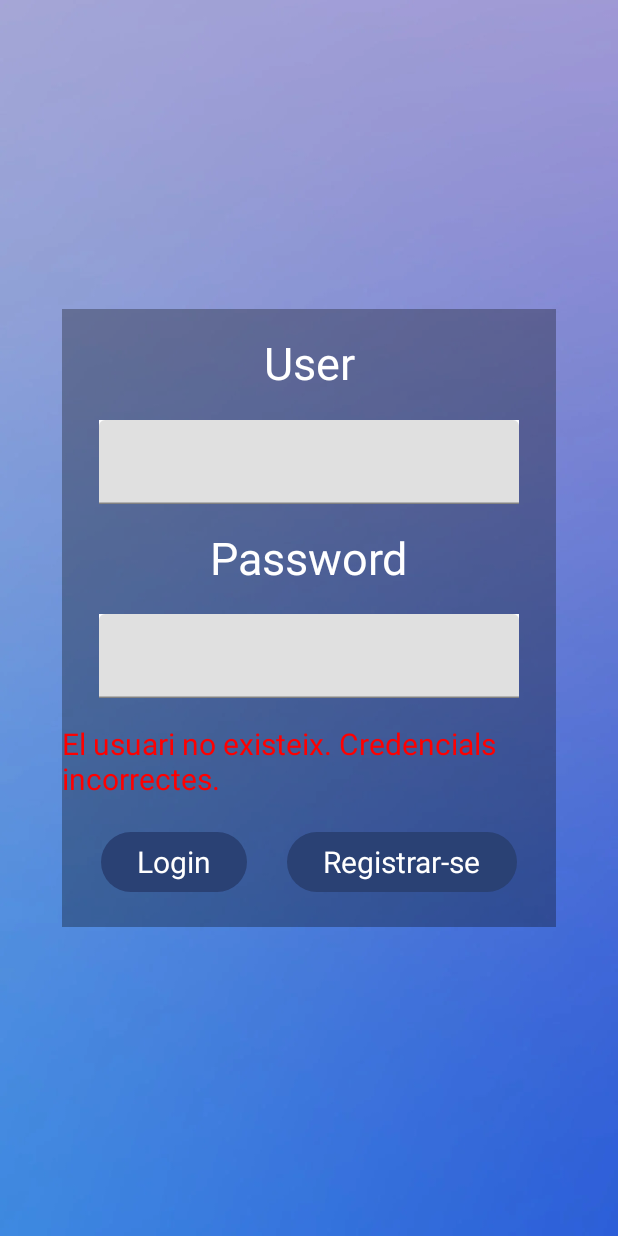
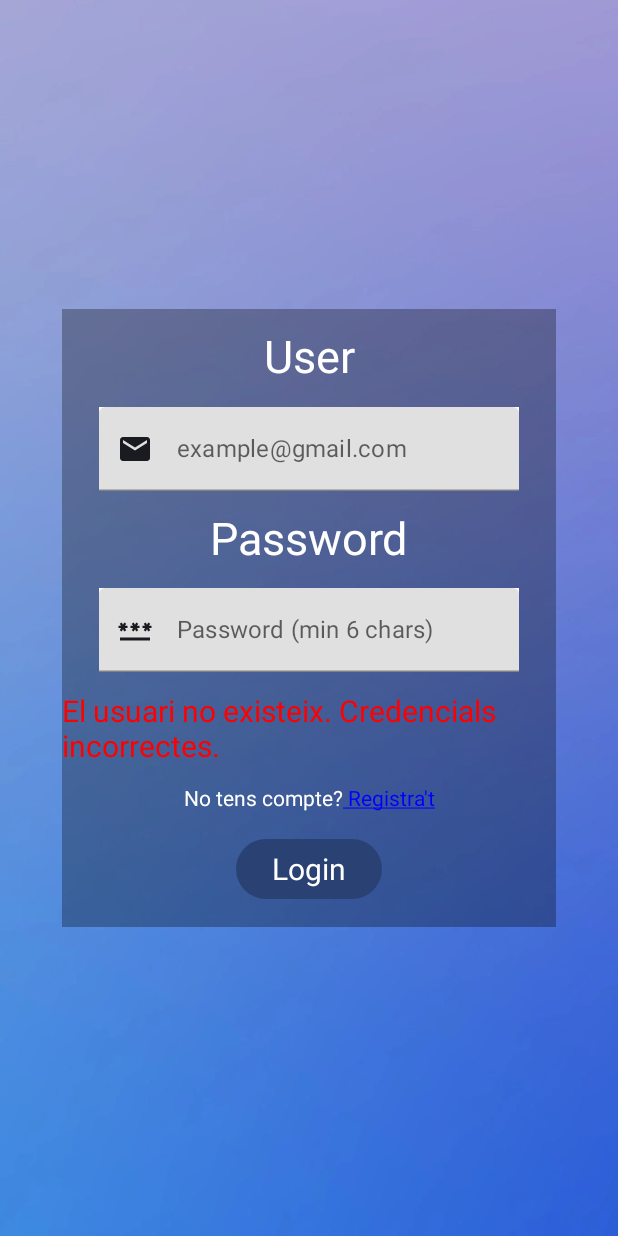
Before and after one commit to OmarIdrisT/MapsApp, an Android app built with Jetpack Compose: the screen it shows after launch (MainActivity), after a tap on "Login", on a phone screen of 412 x 824 dp. Run offline under Robolectric (Android 15) with nearby library versions, the phone set to English and light mode, and no system bars; our stand-ins replace Firebase (no records; nobody signed in at launch, a user with empty details on screens opened directly), livedata-compose.

Commit message:
Arreglar login, añadir edit de marcadores y acabar database de markers + users

```diff
--- a/app/src/main/java/com/example/mapsapp/firebase/FirebaseRepository.kt
+++ b/app/src/main/java/com/example/mapsapp/firebase/FirebaseRepository.kt
@@ -18,9 +18,12 @@ class FirebaseRepository {
     private val _goToNext = MutableLiveData<Boolean>()
     val goToNext = _goToNext
     private val _userId = MutableLiveData<String>()
+    val userId = _userId
     private val _loggedUser = MutableLiveData<String>()
     private val _loginFail = MutableLiveData<Boolean>()
     val loginFail = _loginFail
+    private val _registerFail = MutableLiveData<Boolean>()
+    val registerFail = _registerFail
 
 
     fun addUser(user: User) {
@@ -89,10 +92,12 @@ class FirebaseRepository {
             .addOnCompleteListener {task ->
                 if (task.isSuccessful) {
                     _goToNext.value = true
-                } else {
-                    _goToNext.value = false
-                    Log.d("Error", "Error creating user: ${task.result}")
+                    _registerFail.value = false
                 }
+            }
+            .addOnFailureListener {
+                _goToNext.value = false
+                _registerFail.value = true
             }
     }
 
@@ -104,12 +109,10 @@ class FirebaseRepository {
                     _loggedUser.value = task.result.user?.email?.split("@")?.get(0)
                     _goToNext.value = true
                     _loginFail.value = false
-                } else {
-                    _goToNext.value = false
-                    Log.d("Error", "Error signing in: ${task.result}")
                 }
             }
-            .addOnFailureListener { task ->
+            .addOnFailureListener {
+                _goToNext.value = false
                 _loginFail.value = true
             }
     }
--- a/app/src/main/java/com/example/mapsapp/firebase/firebasemodels/MarkerData.kt
+++ b/app/src/main/java/com/example/mapsapp/firebase/firebasemodels/MarkerData.kt
@@ -2,11 +2,23 @@ package com.example.mapsapp.firebase.firebasemodels
 
 import com.google.android.gms.maps.model.LatLng
 
-data class MarkerData(
-    val userId: String,
-    var markerId: String?,
-    val title: String,
-    var position: LatLng,
-    val description: String,
-    val type: String,
-    val images: MutableList<String> )
+class MarkerData {
+    var userId: String = ""
+    var markerId: String? = ""
+    var title: String = ""
+    var position: LatLng = LatLng(0.0,0.0)
+    var description: String = ""
+    var type: String = ""
+    var images: MutableList<String> = mutableListOf()
+    constructor()
+
+    constructor(userId: String, markerId: String?, title: String, position: LatLng, description: String, type: String, images: MutableList<String>) {
+        this.userId = userId
+        this.markerId = markerId
+        this.title = title
+        this.position = position
+        this.description = description
+        this.type = type
+        this.images = images
+    }
+}
--- a/app/src/main/java/com/example/mapsapp/view/LoginScreen.kt
+++ b/app/src/main/java/com/example/mapsapp/view/LoginScreen.kt
@@ -2,6 +2,7 @@ package com.example.mapsapp.view
 
 import androidx.compose.foundation.Image
 import androidx.compose.foundation.background
+import androidx.compose.foundation.clickable
 import androidx.compose.foundation.layout.Arrangement
 import androidx.compose.foundation.layout.Box
 import androidx.compose.foundation.layout.Column
@@ -11,31 +12,36 @@ import androidx.compose.foundation.layout.fillMaxSize
 import androidx.compose.foundation.layout.fillMaxWidth
 import androidx.compose.material.Text
 import androidx.compose.material.TextField
+import androidx.compose.material.icons.Icons
+import androidx.compose.material.icons.filled.Email
+import androidx.compose.material.icons.filled.Password
 import androidx.compose.material3.Button
+import androidx.compose.material3.Icon
 import androidx.compose.runtime.Composable
 import androidx.compose.runtime.getValue
 import androidx.compose.runtime.livedata.observeAsState
 import androidx.compose.ui.Alignment
 import androidx.compose.ui.Modifier
-import androidx.compose.ui.draw.alpha
 import androidx.compose.ui.graphics.Color
 import androidx.compose.ui.layout.ContentScale
 import androidx.compose.ui.res.painterResource
 import androidx.compose.ui.text.input.PasswordVisualTransformation
+import androidx.compose.ui.text.style.TextDecoration
 import androidx.compose.ui.unit.sp
 import androidx.navigation.NavController
-import com.bumptech.glide.integration.compose.placeholder
 import com.example.mapsapp.R
-import com.example.mapsapp.navigation.Routes
 import com.example.mapsapp.viewmodel.MyViewModel
 
 
 @Composable
 fun LoginScreen(navController: NavController, myViewModel: MyViewModel) {
-    val user by myViewModel.userTextfield.observeAsState("")
-    val pass by myViewModel.passTextField.observeAsState("")
+    val userTextfield by myViewModel.userTextfield.observeAsState("")
+    val passTextfield by myViewModel.passTextField.observeAsState("")
+    val userId by myViewModel.repository.userId.observeAsState()
     val goNext by myViewModel.repository.goToNext.observeAsState(false)
     val loginFail by myViewModel.repository.loginFail.observeAsState()
+    val registerFail by myViewModel.repository.registerFail.observeAsState()
+    val registerMode by myViewModel.registerMode.observeAsState(false)
 
     Image(
         painter = painterResource(id = R.drawable.fondo),
@@ -62,39 +68,53 @@ fun LoginScreen(navController: NavController, myViewModel: MyViewModel) {
                Text(text = "User", color = Color.White, fontSize = 30.sp)
                 TextField(
                     modifier = Modifier.background(Color.White),
-                    placeholder = { "example@gmail.com" },
-                    value = user!!,
+                    leadingIcon = {Icon(imageVector = Icons.Default.Email, contentDescription = null)},
+                    placeholder = { Text("example@gmail.com") },
+                    value = userTextfield!!,
                     onValueChange = { myViewModel.changeUserTextfield(it) }
                 )
                 Text(text = "Password", color = Color.White, fontSize = 30.sp)
                 TextField(
                     modifier = Modifier.background(Color.White),
-                    value = pass!!,
-                    placeholder = { "Password (min 6 chars)" },
+                    value = passTextfield!!,
+                    leadingIcon = {Icon(imageVector = Icons.Default.Password, contentDescription = null)},
+                    label = { Text("Password (min 6 chars)") },
                     visualTransformation = PasswordVisualTransformation(),
                     onValueChange = { myViewModel.changePassTextfield(it) }
                 )
                 if (loginFail == true) {
                     Text(text = "El usuari no existeix. Credencials incorrectes.", color = Color.Red, fontSize = 20.sp)
+                    myViewModel.changeUserTextfield("")
+                    myViewModel.changePassTextfield("")
                 }
-                Row(modifier = Modifier.fillMaxWidth(), horizontalArrangement = Arrangement.SpaceEvenly) {
-                    Button(onClick = {
-                        myViewModel.login(user, pass)
+                if (registerFail == true) {
+                    Text(text = "No és possible registrar aquest usuari.", color = Color.Red, fontSize = 20.sp)
+                    myViewModel.changeUserTextfield("")
+                    myViewModel.changePassTextfield("")
+                }
+                Row(modifier = Modifier.fillMaxWidth(), horizontalArrangement = Arrangement.Center) {
+                    Text(text = if (registerMode) "Ja tens compte?" else "No tens compte?", color = Color.White)
+                    Text(text = if(!registerMode) " Registra't" else " Accedeix amb el teu compte", modifier = Modifier.clickable { myViewModel.changeMode() }, Color.Blue, textDecoration = TextDecoration.Underline)
+                }
+                Button(onClick = {
+                    if (!registerMode) {
+                        myViewModel.login(userTextfield, passTextfield)
                         if (goNext == true) {
                             myViewModel.isLogged(true)
+                            myViewModel.getUser(userId!!)
+                            myViewModel.getMarkers()
                             myViewModel.changeUserTextfield("")
                             myViewModel.changePassTextfield("")
                         }
-                    }) {
-                        Text(text = "Login", color = Color.White, fontSize = 20.sp)
                     }
-                    Button(onClick = {
-                        myViewModel.register(user, pass)
+                    else {
+                        myViewModel.register(userTextfield, passTextfield)
                         myViewModel.changeUserTextfield("")
                         myViewModel.changePassTextfield("")
-                    }) {
-                        Text(text = "Registrar-se",color = Color.White, fontSize = 20.sp)
                     }
+
+                }) {
+                    Text(text = if(!registerMode) "Login" else "Register", color = Color.White, fontSize = 20.sp)
                 }
 
             }
```
Also changed, not shown: app/src/main/java/com/example/mapsapp/viewmodel/MyViewModel.kt (+35 -5 lines).
